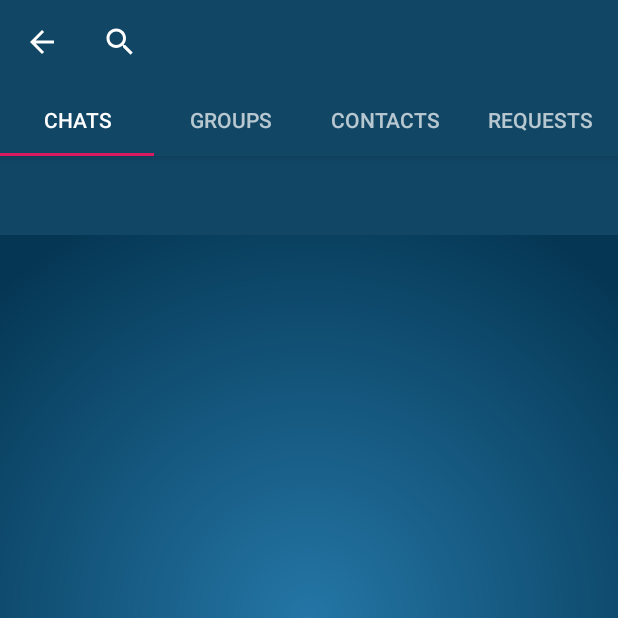
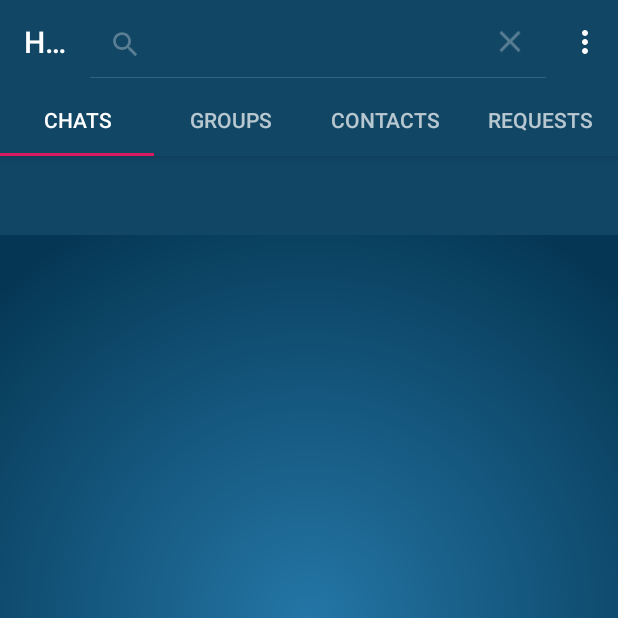
Before and after one commit to razzazcode/HuChat, an Android app: the ChatsFragment screen opened directly, with no data from a screen before it, after a tap on "Search", on a phone screen of 412 x 824 dp, the top half of it. Run offline under Robolectric (Android 15) with nearby library versions, the light colour scheme and no system bars; our stand-ins replace CircleImageView, Firebase (no records; nobody signed in at launch, a user with empty details on screens opened directly), Picasso; pictures from the network do not load; 2 statements that could not run were skipped.

Commit message:
idsssswwweew2

```diff
--- a/app/src/main/java/com/h2code/huchat/ChatsFragment.java
+++ b/app/src/main/java/com/h2code/huchat/ChatsFragment.java
@@ -80,12 +80,6 @@ public class ChatsFragment extends Fragment
 
         return PrivateChatsView;
     }
-
-
-
-
-
-
 
 
 
@@ -213,15 +207,15 @@ public class ChatsFragment extends Fragment
 
 
         super.onCreateOptionsMenu(menu, inflater);
-        menu.clear();
+       // menu.clear();
 
 
        inflater.inflate(R.menu.searchfrag ,  menu);
         MenuItem menuItem = menu.findItem(R.id.SearchFragment);
         SearchView searchView = (SearchView) menuItem.getActionView();
 
-        menuItem.setShowAsAction
-  (MenuItem.SHOW_AS_ACTION_COLLAPSE_ACTION_VIEW | MenuItem.SHOW_AS_ACTION_IF_ROOM);
+    //    menuItem.setShowAsAction
+ // (MenuItem.SHOW_AS_ACTION_COLLAPSE_ACTION_VIEW | MenuItem.SHOW_AS_ACTION_IF_ROOM);
       //  menuItem.setActioniView(searchView);
 
 
--- a/app/src/main/java/com/h2code/huchat/GroupsFragment.java
+++ b/app/src/main/java/com/h2code/huchat/GroupsFragment.java
@@ -51,7 +51,7 @@ public class GroupsFragment extends Fragment
 
 
 
-    private RecyclerView myRequestsList , list_view22;
+    private RecyclerView myRequestsList , list_view22 , list_viewr;
 
 
     private View groupFragmentView;
@@ -158,6 +158,12 @@ public class GroupsFragment extends Fragment
         myRequestsList = (RecyclerView) groupFragmentView.findViewById(R.id.list_view2);
         myRequestsList.setLayoutManager(new LinearLayoutManager(getContext()));
 
+        list_viewr = (RecyclerView) groupFragmentView.findViewById(R.id.list_viewr);
+        list_viewr.setLayoutManager(new LinearLayoutManager(getContext()));
+
+
+
+
 
         list_view22 = (RecyclerView) groupFragmentView.findViewById(R.id.list_view2);
         list_view22.setLayoutManager(new LinearLayoutManager(getContext()));
@@ -176,7 +182,7 @@ public class GroupsFragment extends Fragment
 
     private void IntializeFields()
     {
-        list_view = (ListView) groupFragmentView.findViewById(R.id.list_view);
+       // list_view =  groupFragmentView.findViewById(R.id.list_view);
         arrayAdapter = new ArrayAdapter<String>(getContext(), android.R.layout.simple_list_item_1, list_of_groups);
 
 
@@ -925,9 +931,18 @@ public class GroupsFragment extends Fragment
     }
 
 
+    private void loadData(String s) {
+
+
+
 
 
 
 
 
     }
+
+
+
+
+}
--- a/app/src/main/res/layout/users_display_layout.xml
+++ b/app/src/main/res/layout/users_display_layout.xml
@@ -13,9 +13,9 @@
 
         <de.hdodenhof.circleimageview.CircleImageView
             android:id="@+id/users_profile_image"
-            android:layout_width="90dp"
-            android:layout_height="90dp"
-            android:src="@drawable/profile_image"/>
+            android:layout_width="71dp"
+            android:layout_height="66dp"
+            android:src="@drawable/profile_image" />
 
 
         <LinearLayout
--- a/app/src/main/res/menu/searchfrag.xml
+++ b/app/src/main/res/menu/searchfrag.xml
@@ -5,10 +5,17 @@
     <item android:id="@+id/SearchFragment"
         android:title="Search"
         android:icon="@drawable/searchicon"
-        app:showAsAction="collapseActionView|ifRoom"
+
+
+        app:showAsAction="always"
+
 
         app:actionViewClass="android.widget.SearchView" />
 
 
+      <!--  app:showAsAction="collapseActionView|ifRoom" -->
+
+
+
 
 </menu>
```
Also changed, not shown: app/src/main/java/com/h2code/huchat/ContactsFragment.java (+14 -4 lines), app/src/main/java/com/h2code/huchat/RequestsFragment.java (+5 -5 lines), app/src/main/res/layout/fragment_groups.xml (+29 -19 lines). Lines whose indentation alone changed are shown as unchanged.
